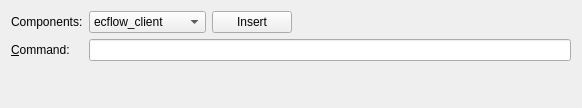
Old version of the form Viewer/src/CommandDesignerWidget.ui in the repository ecmwf/ecflow.
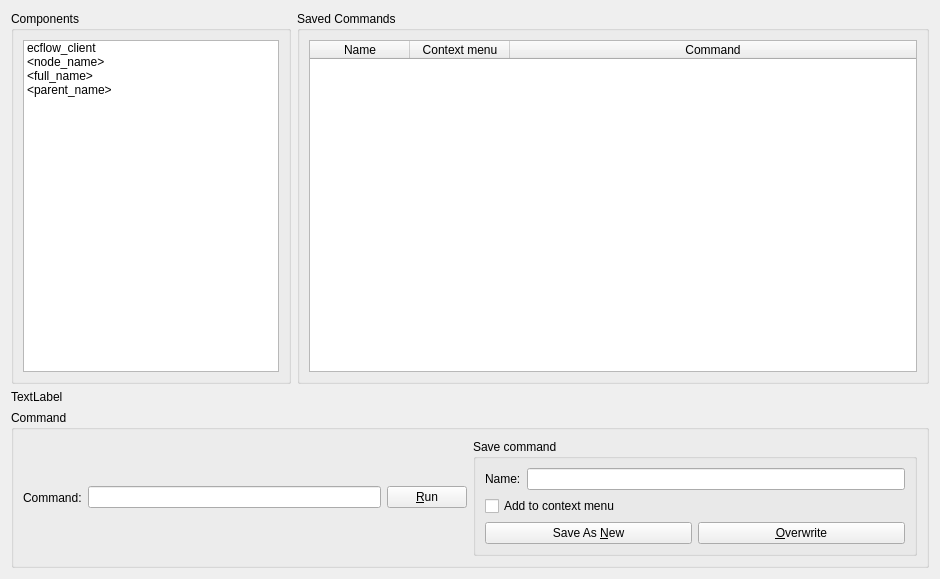
New version of the form.

Commit message: ecFlowUI: new custom command dialogue [ECFLOW-127]

What changed in the file:
```diff
--- a/Viewer/src/CommandDesignerWidget.ui
+++ b/Viewer/src/CommandDesignerWidget.ui
@@ -6,48 +6,45 @@
    <rect>
     <x>0</x>
     <y>0</y>
-    <width>582</width>
-    <height>108</height>
+    <width>940</width>
+    <height>579</height>
    </rect>
   </property>
   <property name="windowTitle">
    <string>Form</string>
   </property>
-  <layout class="QVBoxLayout" name="verticalLayout">
+  <layout class="QVBoxLayout" name="verticalLayout_3">
    <item>
-    <layout class="QFormLayout" name="formLayout">
-     <property name="fieldGrowthPolicy">
-      <enum>QFormLayout::ExpandingFieldsGrow</enum>
-     </property>
-     <property name="labelAlignment">
-      <set>Qt::AlignLeading|Qt::AlignLeft|Qt::AlignVCenter</set>
-     </property>
-     <item row="0" column="0">
-      <widget class="QLabel" name="componentsLabel_">
-       <property name="text">
-        <string>Components:</string>
-       </property>
-      </widget>
-     </item>
-     <item row="0" column="1">
-      <layout class="QHBoxLayout" name="horizontalLayout_2">
+    <layout class="QHBoxLayout" name="horizontalLayout_6">
+     <item>
+      <widget class="QGroupBox" name="groupBox">
+       <property name="title">
+        <string>Components</string>
+       </property>
+       <layout class="QHBoxLayout" name="horizontalLayout">
        <item>
-        <widget class="QComboBox" name="componentsComboBox_">
+         <widget class="QListWidget" name="componentsList_">
+          <property name="sizePolicy">
+           <sizepolicy hsizetype="Fixed" vsizetype="Expanding">
+            <horstretch>0</horstretch>
+            <verstretch>0</verstretch>
+           </sizepolicy>
+          </property>
          <item>
           <property name="text">
            <string>ecflow_client</string>
           </property>
          </item>
-         <item>
-          <property name="text">
-           <string>&lt;full_name&gt;</string>
-          </property>
-         </item>
          <item>
           <property name="text">
            <string>&lt;node_name&gt;</string>
           </property>
          </item>
+          <item>
+           <property name="text">
+            <string>&lt;full_name&gt;</string>
+           </property>
+          </item>
          <item>
           <property name="text">
            <string>&lt;parent_name&gt;</string>
@@ -55,29 +52,141 @@
          </item>
         </widget>
        </item>
+       </layout>
+      </widget>
+     </item>
        <item>
-        <widget class="QPushButton" name="insertPushButton_">
+      <widget class="QGroupBox" name="groupBox_2">
+       <property name="title">
+        <string>Saved Commands</string>
+       </property>
+       <layout class="QVBoxLayout" name="verticalLayout">
+        <item>
+         <widget class="QTableWidget" name="savedCommandsTable_">
+          <property name="editTriggers">
+           <set>QAbstractItemView::NoEditTriggers</set>
+          </property>
+          <property name="alternatingRowColors">
+           <bool>true</bool>
+          </property>
+          <property name="selectionBehavior">
+           <enum>QAbstractItemView::SelectRows</enum>
+          </property>
+          <attribute name="horizontalHeaderStretchLastSection">
+           <bool>true</bool>
+          </attribute>
+          <attribute name="verticalHeaderVisible">
+           <bool>false</bool>
+          </attribute>
+          <attribute name="verticalHeaderHighlightSections">
+           <bool>true</bool>
+          </attribute>
+          <column>
          <property name="text">
-          <string>Insert</string>
-         </property>
+            <string>Name</string>
+           </property>
+          </column>
+          <column>
+           <property name="text">
+            <string>Context menu</string>
+           </property>
+          </column>
+          <column>
+           <property name="text">
+            <string>Command</string>
+           </property>
+          </column>
         </widget>
        </item>
       </layout>
+      </widget>
      </item>
-     <item row="1" column="0">
-      <widget class="QLabel" name="commandLabel_">
+    </layout>
+   </item>
+   <item>
+    <widget class="QLabel" name="commandHelpLabel_">
        <property name="text">
-        <string>&amp;Command:</string>
-       </property>
-       <property name="buddy">
-        <cstring>commandLineEdit_</cstring>
-       </property>
-      </widget>
-     </item>
-     <item row="1" column="1">
+      <string>TextLabel</string>
+     </property>
+    </widget>
+   </item>
+   <item>
+    <widget class="QGroupBox" name="groupBox_3">
+     <property name="title">
+      <string>Command</string>
+     </property>
+     <layout class="QHBoxLayout" name="horizontalLayout_5">
+      <item>
+       <layout class="QHBoxLayout" name="horizontalLayout_2">
+        <item>
+         <widget class="QLabel" name="label">
+          <property name="text">
+           <string>Command:</string>
+          </property>
+         </widget>
+        </item>
+        <item>
       <widget class="QLineEdit" name="commandLineEdit_"/>
      </item>
-    </layout>
+        <item>
+         <widget class="QPushButton" name="runButton_">
+          <property name="text">
+           <string>&amp;Run</string>
+          </property>
+         </widget>
+        </item>
+       </layout>
+      </item>
+      <item>
+       <widget class="QGroupBox" name="groupBox_4">
+        <property name="title">
+         <string>Save command</string>
+        </property>
+        <layout class="QVBoxLayout" name="verticalLayout_2">
+         <item>
+          <layout class="QHBoxLayout" name="horizontalLayout_3">
+           <item>
+            <widget class="QLabel" name="label_2">
+             <property name="text">
+              <string>Name:</string>
+             </property>
+            </widget>
+           </item>
+           <item>
+            <widget class="QLineEdit" name="saveNameLineEdit_"/>
+           </item>
+          </layout>
+         </item>
+         <item>
+          <widget class="QCheckBox" name="addToContextMenuCb_">
+           <property name="text">
+            <string>Add to context menu</string>
+           </property>
+          </widget>
+         </item>
+         <item>
+          <layout class="QHBoxLayout" name="horizontalLayout_7">
+           <item>
+            <widget class="QPushButton" name="saveAsNewButton_">
+             <property name="text">
+              <string>Save As &amp;New</string>
+             </property>
+            </widget>
+           </item>
+           <item>
+            <widget class="QPushButton" name="overwriteButton_">
+             <property name="text">
+              <string>&amp;Overwrite</string>
+             </property>
+            </widget>
+           </item>
+          </layout>
+         </item>
+        </layout>
+       </widget>
+      </item>
+     </layout>
+    </widget>
    </item>
   </layout>
  </widget>
```
Lines whose indentation alone changed are shown as unchanged. The commit also changes 8 other files.
